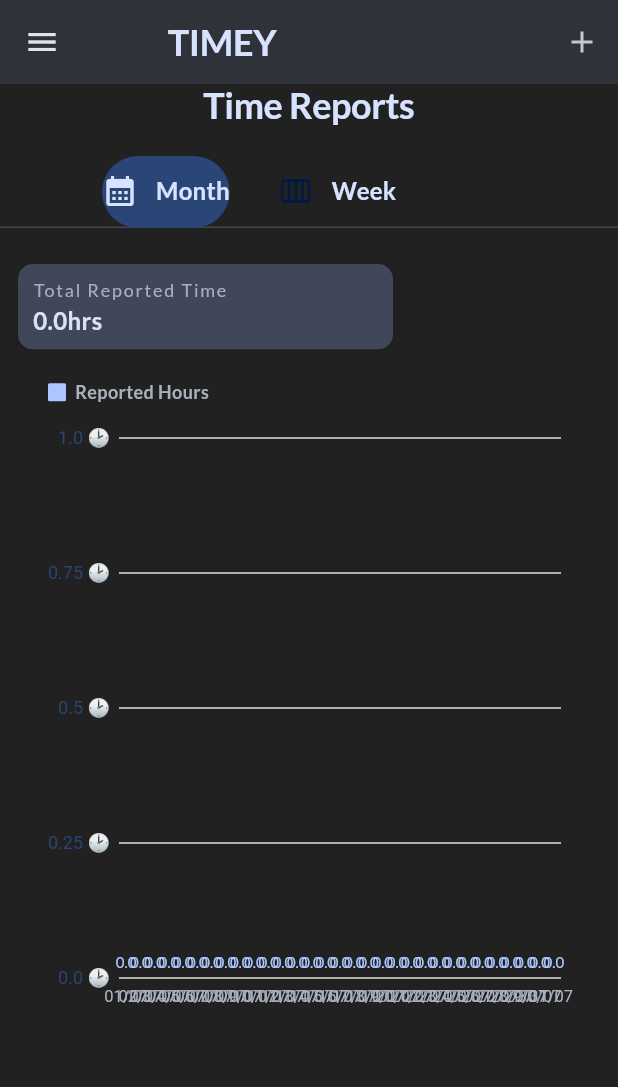
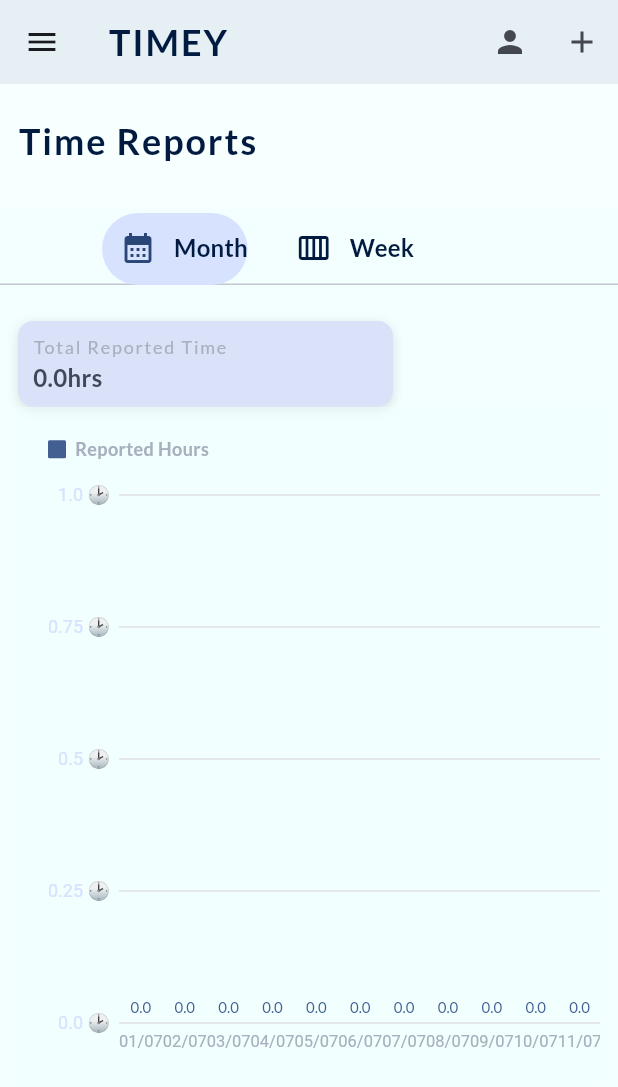
Before and after one commit to iammichellechic/timey-web-app, a Flutter app: the screen it shows after launch, on a phone screen of 412 x 824 dp. Shown: the top 1087 px of the screen. Run offline on Flutter 3.47's test engine with Material 2 defaults, Android fonts, the light colour scheme and no system bars; our stand-ins replace charts_flutter, get_it, graphql_flutter, responsive_builder, stacked, syncfusion_flutter_calendar; missing offline and left inert: aligned_dialog, assorted_layout_widgets, gql.

Commit message:
scrollable chart, form

```diff
--- a/lib/app/app.dart
+++ b/lib/app/app.dart
@@ -1,33 +1,25 @@
 import 'package:flutter/material.dart';
 import 'package:provider/provider.dart';
-import 'package:timey_web/data/providers/navigation_items.dart';
-import 'package:timey_web/data/providers/theme_provider.dart';
-import 'package:timey_web/presentation/base_layout.dart';
-import 'package:timey_web/presentation/resources/theme_dark_manager.dart';
+import '../data/providers/navigation_items.dart';
+import '../data/providers/theme_provider.dart';
+import '../presentation/base_layout.dart';
+import '../presentation/resources/theme_dark_manager.dart';
+import '../navigation/navigator_observer.dart';
 
-import '../data/providers/add_timeblock_provider.dart';
-import '../data/providers/delete_timeblock_provider.dart';
-import '../locator.dart';
-
-import '../navigation/navigator_observer.dart';
-import '../services/navigation_service.dart';
-import '../navigation/routes_manager.dart';
 import '../presentation/resources/theme_light_manager.dart';
 
 class MyApp extends StatelessWidget {
   const MyApp({Key? key}) : super(key: key);
 
   // This widget is the root of your application.
+  //NOTE: placing the navigator key ,ongenerateroute, initialroute renders the url
+  //then this is passed to the baselayout using a builder
+
   @override
   Widget build(BuildContext context) {
     return MultiProvider(
         providers: [
-          ChangeNotifierProvider(
-            create: (_) => AddTimeBlockProvider(),
-          ),
-          ChangeNotifierProvider(
-            create: (_) => DeleteTimeBlockProvider(),
-          ),
+
           ChangeNotifierProvider(
             create: (_) => NavigationProvider(),
           ),
@@ -38,22 +30,12 @@
         child: Builder(builder: (context) {
           final themeProvider = Provider.of<ThemeProvider>(context);
           return MaterialApp(
-            //home: BaseLayout(),
-            builder: (context, child) => Overlay(
-              initialEntries: [
-                OverlayEntry(
-                  builder: (context) => BaseLayout(child: child!),//child has navigastor
-                ),
-              ],
-            ),
+            home: BaseLayout(),
             title: 'Timey',
             theme: getlightAppTheme(),
             themeMode: themeProvider.themeMode,
             darkTheme: getdarkAppTheme(),
             debugShowCheckedModeBanner: false,
-            navigatorKey: locator<NavigationService>().navigatorKey,
-            onGenerateRoute: RouteGenerator.getRoute,
-            initialRoute: Routes.overviewRoute,
             navigatorObservers: [NavigationObserver()],
           );
         }));
--- a/lib/data/providers/navigation_items.dart
+++ b/lib/data/providers/navigation_items.dart
@@ -1,6 +1,7 @@
 import 'package:flutter/material.dart';
 import '../../model/nav_items.dart';
 
+//This is use for the hovering effect in the left drawer
 
 class NavigationProvider extends ChangeNotifier {
   NavigationItem _navigationItem = NavigationItem.dashboard;
--- a/lib/data/providers/theme_provider.dart
+++ b/lib/data/providers/theme_provider.dart
@@ -4,7 +4,7 @@
 class ThemeProvider extends ChangeNotifier {
   // use ThemeMode.system to set the thememode system on mobile
   //as default
-  ThemeMode themeMode = ThemeMode.dark;
+  ThemeMode themeMode = ThemeMode.light;
 
   bool get isDarkMode {
     if (themeMode == ThemeMode.system) {
--- a/lib/endpoint_url.dart
+++ b/lib/endpoint_url.dart
@@ -4,7 +4,8 @@
 class EndPoint {
   ValueNotifier<GraphQLClient> getClient() {
     ValueNotifier<GraphQLClient> _client = ValueNotifier(GraphQLClient(
-      link: HttpLink('http://20.91.176.175/graphql'),
+      link: HttpLink('http://api.zero8.io/ui/playground'),
+
       cache: GraphQLCache(store: HiveStore()),
     ));
 
--- a/lib/model/calendar_data_model.dart
+++ b/lib/model/calendar_data_model.dart
@@ -1,6 +1,9 @@
 import 'package:syncfusion_flutter_calendar/calendar.dart';
 import 'timeblock.dart';
 
+
+//The appointment builder (Calendar) uses this model,
+//the height of the card in the weekly view is determined by the StartTime(start) and EndTime(height ends)
 class EventDataSource extends CalendarDataSource {
   EventDataSource(List<TimeBlock> appointments) {
     this.appointments = appointments;
@@ -12,7 +15,7 @@
   DateTime getStartTime(int index) => getEvent(index).startDate;
 
   @override
-  // DateTime getEndTime(int index) => getEvent(index).startDate.add(Duration(minutes:getEvent(index).reportedMinutes!));
+
   DateTime getEndTime(int index) => getEvent(index).endDate!;
 
   @override
--- a/lib/presentation/base_layout.dart
+++ b/lib/presentation/base_layout.dart
@@ -1,6 +1,11 @@
 import 'package:flutter/material.dart';
 import 'package:responsive_builder/responsive_builder.dart';
 import 'package:stacked/stacked.dart';
+
+import 'package:timey_web/presentation/widgets/switch_theme_button_widget.dart';
+import '../locator.dart';
+import '../navigation/routes_manager.dart';
+import '../services/navigation_service.dart';
 import '../viewmodels/timeblocks_viewmodels.dart';
 import 'resources/values_manager.dart';
 import 'shared/menu_drawer.dart';
@@ -8,15 +13,16 @@
 import 'widgets/animatedicon_widget.dart';
 
 //TODO: Fix appBar
-// nested appbar
+//Find a solution to pass the navigator key to the endrawer(form)
+//this is currently fixed but the routes are not shown in the url
 
 class BaseLayout extends StatelessWidget {
   const BaseLayout({
     Key? key,
-    required this.child,
+    this.child,
   }) : super(key: key);
 
-  final Widget child;
+  final Widget? child;
 
   @override
   Widget build(BuildContext context) {
@@ -24,29 +30,30 @@
         viewModelBuilder: () => TimeBlocksViewModel(),
         onModelReady: (viewModel) => viewModel.getTimeBlocks(),
         builder: (context, viewModel, _) => ResponsiveBuilder(
-            builder: (context, sizingInformation) =>
-                    Scaffold(
+              builder: (context, sizingInformation) => Scaffold(
                   appBar: AppBar(
                     backgroundColor: Colors.transparent,
                     elevation: 5,
-
                     title: Align(
                       alignment: Alignment.centerLeft,
                       child: Padding(
-                              padding: const EdgeInsets.fromLTRB(AppPadding.p40,
-                                  AppPadding.p12, 0, AppPadding.p12),
+                        padding: const EdgeInsets.fromLTRB(
+                            0, AppPadding.p12, 0, AppPadding.p12),
                         child: Text('TIMEY',
                             style: Theme.of(context).textTheme.headline1),
                       ),
                     ),
-                          actions: const [
-                            // buildSearchField(context),
+                    actions: <Widget>[
+                      IconButton(
+                          icon: const Icon(Icons.person),
+                          onPressed: () {
+                            // Insert Theming here
+                          }),
                       AnimatedIconWidget(),
                     ],
                   ),
-
                   extendBodyBehindAppBar: false,
-                        endDrawer: TimeblockPage(), // has no navigator
+                  endDrawer: TimeblockPage(),
                   drawer: sizingInformation.isMobile
                       ? const MenuDrawer(
                           permanentlyDisplay: false,
@@ -60,12 +67,15 @@
                             permanentlyDisplay: true,
                           ),
                         Expanded(
-                                  child: child), // the navigator is here , here goes all the views/screens
+                            child: Navigator(
+                          key: locator<NavigationService>().navigatorKey,
+                          onGenerateRoute: RouteGenerator.getRoute,
+                          initialRoute: Routes.overviewRoute,
+                        )),
                       ],
                     ),
                   )),
-                  )
-                );
+            ));
   }
 }
 
--- a/lib/presentation/ui/chart/chart_overview_screen.dart
+++ b/lib/presentation/ui/chart/chart_overview_screen.dart
@@ -6,7 +6,6 @@
 import 'package:timey_web/presentation/resources/color_manager.dart';
 
 import '../../widgets/tabbar_widget.dart';
-
 
 class DashBoardScreen extends StatelessWidget {
   const DashBoardScreen({Key? key}) : super(key: key);
@@ -21,7 +20,9 @@
           mainAxisSize: MainAxisSize.max,
           crossAxisAlignment: CrossAxisAlignment.start,
           children: [
-            Center(
+            Padding(
+              padding: const EdgeInsets.fromLTRB(
+                  AppPadding.p12, AppPadding.p24, 0, AppPadding.p12),
               child: Text('Time Reports',
                   style: Theme.of(context).textTheme.headline1),
             ),
@@ -31,16 +32,20 @@
               child: TabBarWidget(
                 tabs: [
                   Tab(
-                      icon: Row(
+                      icon: Padding(
+                    padding: const EdgeInsets.only(left: AppPadding.p12),
+                    child: Row(
                       children: [
                         Icon(
                           Icons.calendar_month,
-                        color: Theme.of(context).colorScheme.onPrimaryContainer,
+                          color:
+                              Theme.of(context).colorScheme.onPrimaryContainer,
                         ),
                         SizedBox(width: AppSize.s12),
                         Text('Month',
                             style: Theme.of(context).textTheme.subtitle1)
                       ],
+                    ),
                   )),
                   Tab(
                     icon: Row(
@@ -50,9 +55,11 @@
                           color: ColorManager.onPrimaryContainer,
                         ),
                         SizedBox(width: AppSize.s12),
-                      Text('Week', style: Theme.of(context).textTheme.subtitle1)
+                        Text('Week',
+                            style: Theme.of(context).textTheme.subtitle1)
                       ],
-                  )),
+                    ),
+                  ),
                 ],
                 children: const [
                   MonthlyChart(),
--- a/lib/presentation/ui/chart/charts_monthly_page.dart
+++ b/lib/presentation/ui/chart/charts_monthly_page.dart
@@ -1,6 +1,8 @@
+import 'dart:ui';
 
 import 'package:flutter/material.dart';
 import 'package:charts_flutter/flutter.dart' as charts;
+import 'package:responsive_builder/responsive_builder.dart';
 
 import 'package:stacked/stacked.dart';
 import 'package:timey_web/presentation/resources/values_manager.dart';
@@ -17,19 +19,18 @@
   @override
   Widget build(BuildContext context, TimeBlocksViewModel viewModel) {
     return Padding(
-      padding: EdgeInsets.fromLTRB(
+      padding: const EdgeInsets.fromLTRB(
           AppPadding.p12, AppPadding.p24, AppPadding.p12, AppPadding.p12),
       child: Column(
         crossAxisAlignment: CrossAxisAlignment.start,
-        mainAxisSize: MainAxisSize.min,
+        mainAxisSize: MainAxisSize.max,
         children: [
-
           TotalReportedTimeWidget(
             label: 'Total Reported Time',
             text:
                 '${utils.getMonthTotalReportedHours(viewModel.appointmentData)}hrs',
           ),
-          buildChartWidget(context, viewModel),
+          buildChartWidget(context, viewModel)
         ],
       ),
     );
@@ -37,6 +38,7 @@
 
   Widget buildChartWidget(BuildContext context, TimeBlocksViewModel viewModel) {
     //DO: id:tags.name
+    final ScrollController controller = ScrollController();
 
     List<charts.Series<utils.EntryTotal, String>> seriesData = [
       charts.Series(
@@ -54,12 +56,29 @@
           labelAccessorFn: (total, _) => total.value.toString()),
     ];
 
-    return Expanded(
-        child: SizedBox(
-            width: double.infinity,
-            child: ChartPage(
-              seriesData: seriesData,
-            )));
+    return ScrollConfiguration(
+        behavior: ScrollConfiguration.of(context).copyWith(dragDevices: {
+          PointerDeviceKind.touch,
+          PointerDeviceKind.mouse,
+        }),
+        child: ResponsiveBuilder(
+        builder: (context, sizingInformation) => SingleChildScrollView(
+          controller: controller,
+          scrollDirection: Axis.horizontal,
+          child: Row(
+            children: [
+              SizedBox(
+                width: sizingInformation.isDesktop
+                ?
+                MediaQuery.of(context).size.width
+                : 1000,
+                  height: 450,
+                  child: ChartPage(
+                    seriesData: seriesData,
+                  )),
+            ],
+          ),
+        )));
   }
 
 }
--- a/lib/presentation/widgets/tabbar_widget.dart
+++ b/lib/presentation/widgets/tabbar_widget.dart
@@ -2,13 +2,11 @@
 import 'package:timey_web/presentation/resources/values_manager.dart';
 
 class TabBarWidget extends StatelessWidget {
-
   final List<Tab> tabs;
   final List<Widget> children;
 
   const TabBarWidget({
     Key? key,
-
     required this.tabs,
     required this.children,
   }) : super(key: key);
@@ -20,14 +18,19 @@
           appBar: AppBar(
             toolbarHeight: 1,
             backgroundColor: Colors.transparent,
-            bottom: TabBar(
-              isScrollable: true,
-              tabs: tabs,
-              indicator:
-              BoxDecoration(
-                      borderRadius: BorderRadius.circular(AppSize.s50), // Creates border
-                      color:  Theme.of(context).colorScheme.primaryContainer),
-            ),
+            bottom: PreferredSize(
+                preferredSize: Size.fromHeight(AppSize.s50),
+                child: Align(
+                  alignment: Alignment.centerLeft,
+                  child: TabBar(
+                    isScrollable: true,
+                    tabs: tabs,
+                    indicator: BoxDecoration(
+                        borderRadius: BorderRadius.circular(
+                            AppSize.s50), // Creates border
+                        color: Theme.of(context).colorScheme.primaryContainer),
+                  ),
+                )),
             elevation: 0,
           ),
           body: TabBarView(children: children),
```
Also changed, not shown: lib/data/providers/add_timeblock_provider.dart (deleted, +0 -54 lines), lib/data/providers/delete_timeblock_provider.dart (deleted, +0 -58 lines), lib/data/providers/timeblocks.dart (deleted, +0 -161 lines), lib/main.dart (+10 -3 lines), lib/presentation/shared/adaptive_scaffold.dart (deleted, +0 -159 lines), lib/presentation/shared/menu_drawer.dart (+7 -4 lines), lib/presentation/ui/chart/chart_page.dart (+4 -10 lines), lib/presentation/ui/settings/settings_screen.dart (+12 -2 lines). Lines whose indentation alone changed are shown as unchanged.
